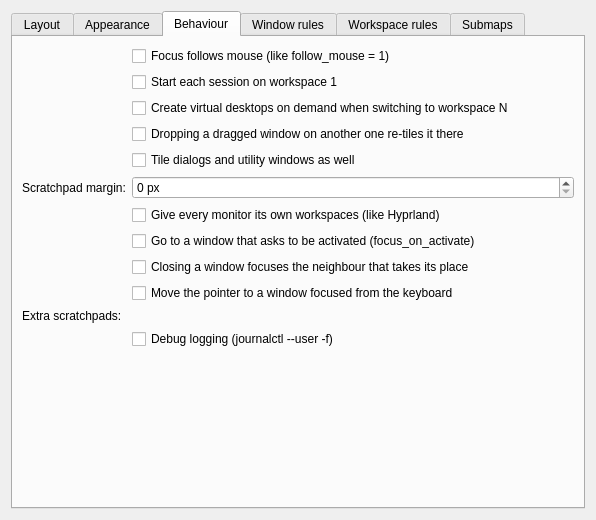
DGBooth/HyprKwin, file package/contents/ui/config.ui: the form before one commit.
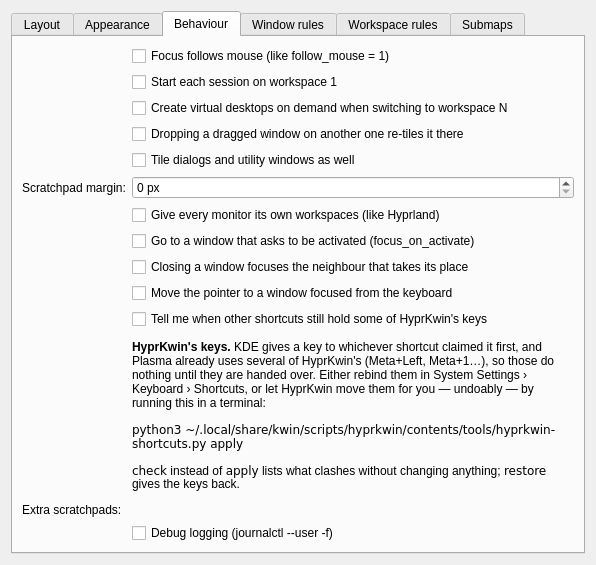
The form after the commit. The open tabs and pages were chosen to show the change. Custom widgets are drawn as their Qt base class.

Patch:
```diff
--- a/package/contents/ui/config.ui
+++ b/package/contents/ui/config.ui
@@ -154,6 +154,24 @@
          <property name="toolTip"><string>A short on-screen message naming the new layout, or which way a window just split, on the monitor you are using.</string></property>
         </widget>
        </item>
+       <item row="16" column="0">
+        <widget class="QLabel" name="iconBelowLabel"><property name="text"><string>Show tiles smaller than:</string></property></widget>
+       </item>
+       <item row="16" column="1">
+        <widget class="QSpinBox" name="kcfg_IconBelow">
+         <property name="suffix"><string> px as their app's icon</string></property>
+         <property name="specialValueText"><string>never as icons</string></property>
+         <property name="maximum"><number>1000</number></property>
+         <property name="singleStep"><number>10</number></property>
+         <property name="toolTip"><string>After Trellis: a tile too narrow or short to use shows its app's icon instead, until you zoom into it. Clicking the icon zooms in until the window is big enough.</string></property>
+        </widget>
+       </item>
+       <item row="17" column="1">
+        <widget class="QCheckBox" name="kcfg_ZoomEscape">
+         <property name="text"><string>While zoomed in (Meta+Z), Escape zooms back out</string></property>
+         <property name="toolTip"><string>Escape is taken from your apps for as long as the zoom lasts, and given back the moment you are zoomed all the way out.</string></property>
+        </widget>
+       </item>
        <item row="13" column="1">
         <widget class="QCheckBox" name="kcfg_MasterNewIsMaster">
          <property name="text"><string>New windows become the master</string></property>
@@ -373,17 +391,33 @@
          <property name="toolTip"><string>As Hyprland does unless cursor:no_warps is set: after Meta+arrow, a monitor switch or sending a window to another monitor, the pointer jumps to the focused window. It stays put if it is already over it.</string></property>
         </widget>
        </item>
-       <item row="10" column="0">
+       <item row="10" column="1">
+        <widget class="QCheckBox" name="kcfg_WarnKeyConflicts">
+         <property name="text"><string>Tell me when other shortcuts still hold some of HyprKwin's keys</string></property>
+         <property name="toolTip"><string>Shown a few seconds after HyprKwin starts, and written to the log with every key and who has it.</string></property>
+        </widget>
+       </item>
+       <item row="11" column="1">
+        <widget class="QLabel" name="keysHelp">
+         <property name="wordWrap"><bool>true</bool></property>
+         <property name="textFormat"><enum>Qt::RichText</enum></property>
+         <property name="textInteractionFlags"><set>Qt::TextSelectableByMouse</set></property>
+         <property name="text"><string>&lt;p&gt;&lt;b&gt;HyprKwin's keys.&lt;/b&gt; KDE gives a key to whichever shortcut claimed it first, and Plasma already uses several of HyprKwin's (Meta+Left, Meta+1…), so those do nothing until they are handed over. Either rebind them in System Settings › Keyboard › Shortcuts, or let HyprKwin move them for you — undoably — by running this in a terminal:&lt;/p&gt;
+&lt;p&gt;&lt;tt&gt;python3 ~/.local/share/kwin/scripts/hyprkwin/contents/tools/hyprkwin-shortcuts.py apply&lt;/tt&gt;&lt;/p&gt;
+&lt;p&gt;&lt;tt&gt;check&lt;/tt&gt; instead of &lt;tt&gt;apply&lt;/tt&gt; lists what clashes without changing anything; &lt;tt&gt;restore&lt;/tt&gt; gives the keys back.&lt;/p&gt;</string></property>
+        </widget>
+       </item>
+       <item row="12" column="0">
         <widget class="QLabel" name="scratchpadNamesLabel"><property name="text"><string>Extra scratchpads:</string></property></widget>
        </item>
-       <item row="10" column="1">
+       <item row="12" column="1">
         <widget class="KEditListWidget" name="kcfg_ScratchpadNames">
          <property name="kcfg_property" stdset="0"><string>items</string></property>
          <property name="kcfg_propertyNotify" stdset="0"><string>2changed()</string></property>
          <property name="toolTip"><string>Named scratchpads, as in Hyprland's special workspaces. The first name here is scratchpad 1, the second scratchpad 2, and so on; give them keys in System Settings &gt; Keyboard &gt; Shortcuts &gt; KWin (HyprKwin: Toggle scratchpad 1...). A window goes into one with the matching "Move window to/from scratchpad" key, or a rule such as "workspace special:music, class:^(spotify)$". Only one scratchpad is on screen at a time.</string></property>
         </widget>
        </item>
-       <item row="11" column="1">
+       <item row="13" column="1">
         <widget class="QCheckBox" name="kcfg_Debug">
          <property name="text"><string>Debug logging (journalctl --user -f)</string></property>
         </widget>
```
